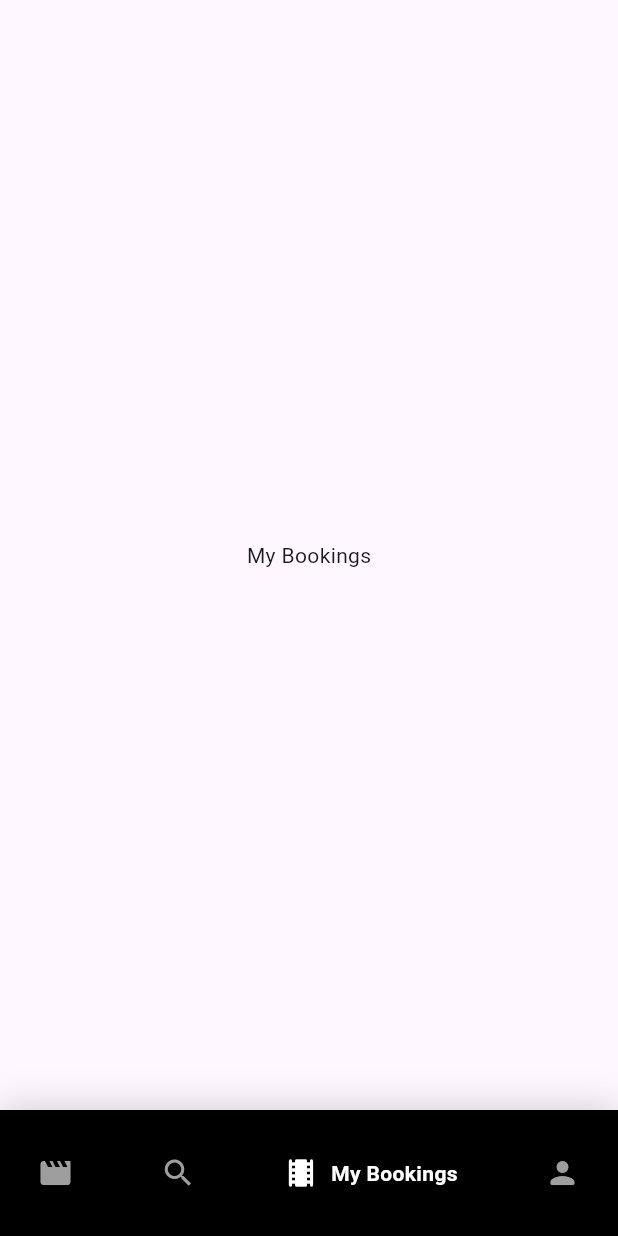
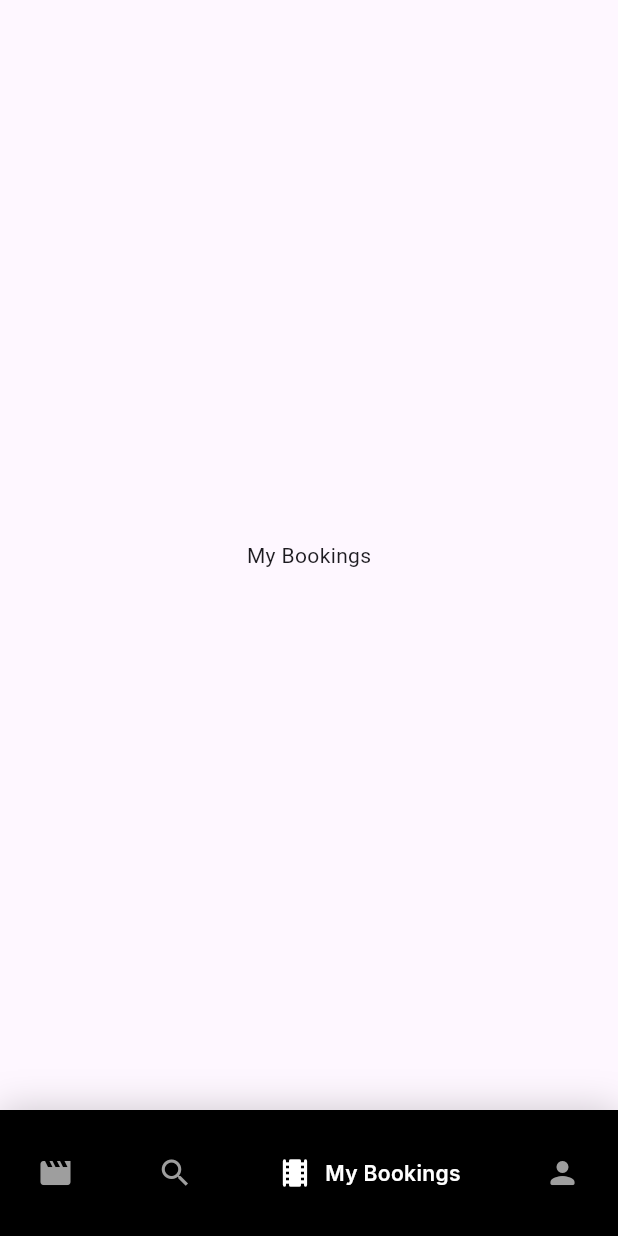
Before and after one commit to AbishekAB21/tixzilla, a Flutter app: the screen it shows after launch, item 3 of the bottom bar chosen, on a phone screen of 412 x 824 dp. Run offline on Flutter 3.47's test engine with Material 3 defaults, Android fonts, the phone set to English and light mode, and no system bars; drawn by our look-alikes of google_nav_bar; our stand-ins replace flutter_riverpod.

Commit message:
font refractor

```diff
--- a/lib/features/home/components/bottom_navbar_component.dart
+++ b/lib/features/home/components/bottom_navbar_component.dart
@@ -30,6 +30,7 @@ class BottomNavbarComponent extends ConsumerWidget {
           textStyle: TextStyle(
             color: appcolor.iconColor,
             fontWeight: FontWeight.w600,
+            fontFamily: 'Inter',
           ),
           curve: Curves.easeIn,
           tabBackgroundGradient: LinearGradient(
```
Also changed, not shown: lib/features/movies/components/movie_screen_component.dart (+2 -5 lines), lib/utils/fontstyles/fontstyles.dart (added, +13 -0 lines), pubspec.yaml (+4 -3 lines), assets/fonts/Inter-VariableFont_opsz,wght.ttf (added), pubspec.lock.
